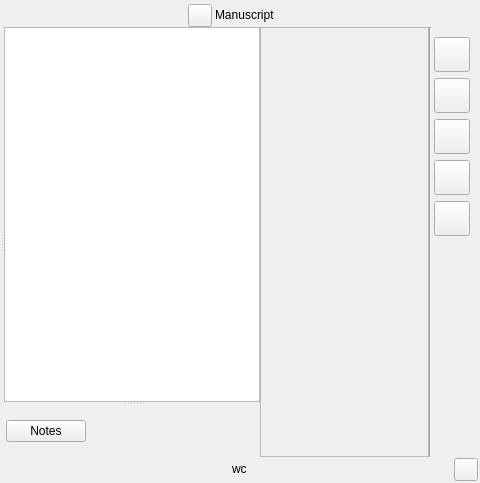
First picture: the form in ui/manuscript_view.ui, repository zkovari/plotlyst, before the edit; both pictures show x 324 to 804 and y 0 to 483 of the 804 by 483 pixel window.
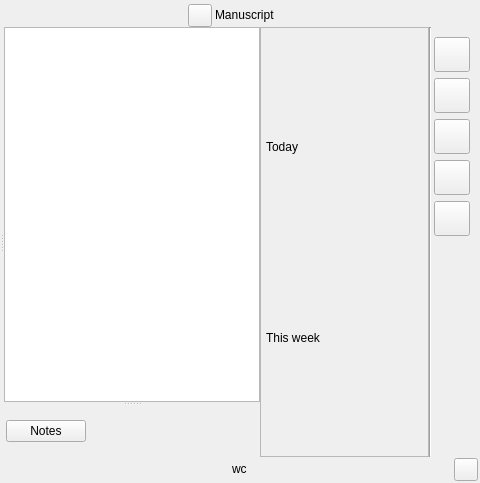
Second picture: the form after the edit. The open tabs and pages were chosen to show the change. Custom widgets are drawn as their Qt base class.

Commit message: Track manuscript progress

What changed in the file:
```diff
--- a/ui/manuscript_view.ui
+++ b/ui/manuscript_view.ui
@@ -526,14 +526,28 @@
                   <number>5</number>
                  </property>
                  <property name="topMargin">
-                  <number>5</number>
+                  <number>25</number>
                  </property>
                  <property name="rightMargin">
                   <number>2</number>
                  </property>
                  <property name="bottomMargin">
-                  <number>2</number>
+                  <number>25</number>
                  </property>
+                 <item>
+                  <widget class="QLabel" name="label">
+                   <property name="text">
+                    <string>Today</string>
+                   </property>
+                  </widget>
+                 </item>
+                 <item>
+                  <widget class="QLabel" name="label_2">
+                   <property name="text">
+                    <string>This week</string>
+                   </property>
+                  </widget>
+                 </item>
                 </layout>
                </widget>
                <widget class="QWidget" name="pageExport">
```
Left out of the diff: 60 changed lines with no effect on the pictures. The commit also changes 4 other files.
